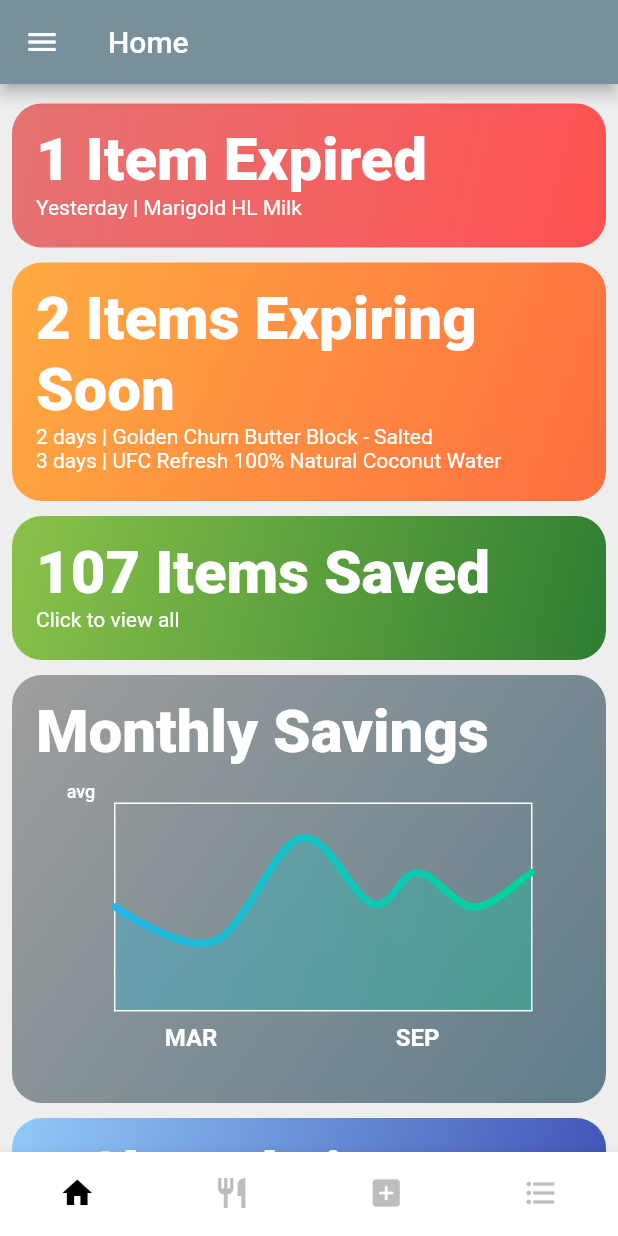
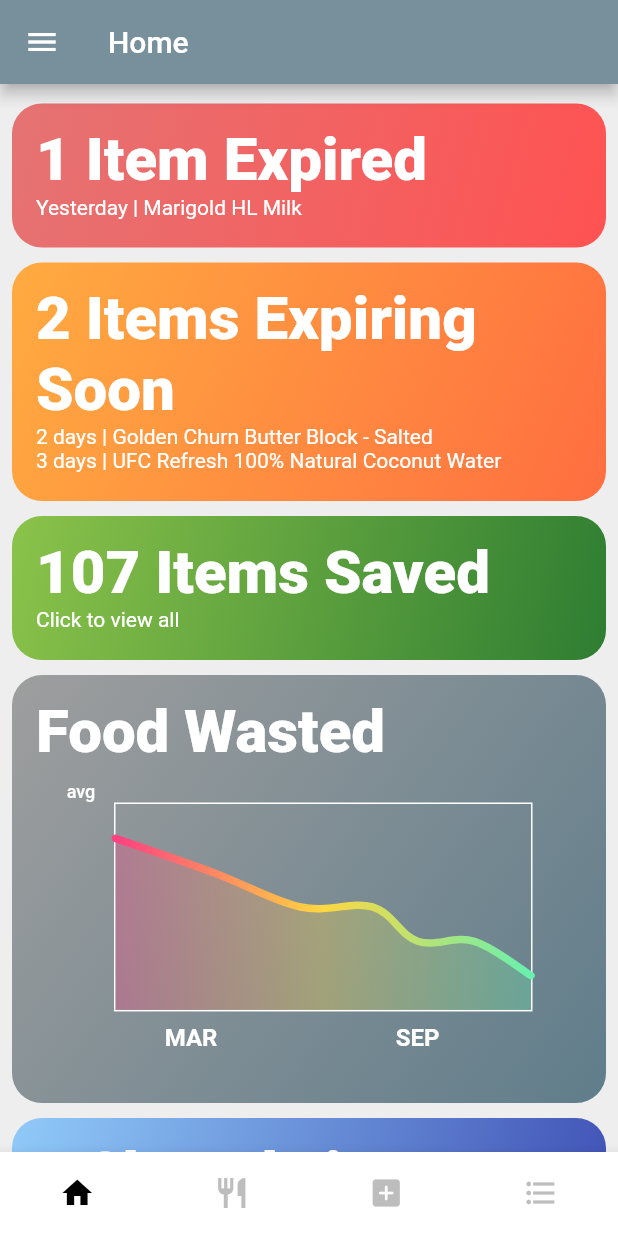
Before and after one commit to 21varun12/stockup-template, a Flutter app: the screen it shows after launch, on a phone screen of 412 x 824 dp. Run offline on Flutter 3.47's test engine with Material 2 defaults, Android fonts, the phone set to English and light mode, and no system bars; drawn by our look-alikes of fl_chart.

Commit message:
Updates graph on homescreen

```diff
--- a/lib/screens/home_screen.dart
+++ b/lib/screens/home_screen.dart
@@ -169,7 +169,7 @@ class _HomeScreenState extends State<HomeScreen> {
             ),
             child: ListTile(
               title: Text(
-                'Monthly Savings',
+                'Food Wasted',
                 style: TextStyle(
                   fontWeight: FontWeight.w800,
                   fontSize: 40,
@@ -374,8 +374,9 @@ class LineChartSample2 extends StatefulWidget {
 
 class _LineChartSample2State extends State<LineChartSample2> {
   List<Color> gradientColors = [
-    const Color(0xff23b6e6),
-    const Color(0xff02d39a),
+    Colors.pinkAccent,
+    Colors.amberAccent,
+    Colors.greenAccent
   ];
 
   bool showAvg = false;
@@ -492,13 +493,13 @@ class _LineChartSample2State extends State<LineChartSample2> {
       lineBarsData: [
         LineChartBarData(
           spots: [
-            FlSpot(0, 3),
-            FlSpot(2.6, 2),
-            FlSpot(4.9, 5),
-            FlSpot(6.8, 3.1),
-            FlSpot(8, 4),
-            FlSpot(9.5, 3),
-            FlSpot(11, 4),
+            FlSpot(0, 5),
+            FlSpot(2.6, 4),
+            FlSpot(4.9, 3),
+            FlSpot(6.8, 3),
+            FlSpot(8, 2),
+            FlSpot(9.5, 2),
+            FlSpot(11, 1),
           ],
           isCurved: true,
           colors: gradientColors,
```
Also changed, not shown: lib/images/chart.jpg (deleted).
